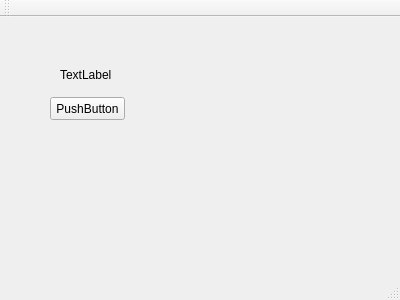
The window that mainwindow.ui (lylov/statemachinetest) describes before a commit, drawn with Qt 5.
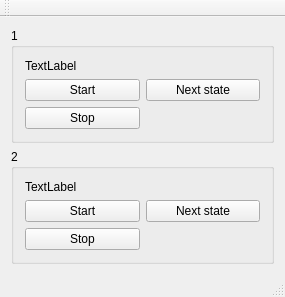
The same window after the commit.

```diff
--- a/mainwindow.ui
+++ b/mainwindow.ui
@@ -6,40 +6,90 @@
    <rect>
     <x>0</x>
     <y>0</y>
-    <width>400</width>
-    <height>300</height>
+    <width>285</width>
+    <height>285</height>
    </rect>
   </property>
   <property name="windowTitle">
    <string>MainWindow</string>
   </property>
   <widget class="QWidget" name="centralWidget">
-   <widget class="QLabel" name="label">
-    <property name="geometry">
-     <rect>
-      <x>60</x>
-      <y>50</y>
-      <width>281</width>
-      <height>16</height>
-     </rect>
-    </property>
-    <property name="text">
-     <string>TextLabel</string>
-    </property>
-   </widget>
-   <widget class="QPushButton" name="pushButton">
-    <property name="geometry">
-     <rect>
-      <x>50</x>
-      <y>80</y>
-      <width>75</width>
-      <height>23</height>
-     </rect>
-    </property>
-    <property name="text">
-     <string>PushButton</string>
-    </property>
-   </widget>
+   <layout class="QVBoxLayout" name="verticalLayout">
+    <item>
+     <widget class="QGroupBox" name="groupBox">
+      <property name="title">
+       <string>1</string>
+      </property>
+      <layout class="QGridLayout" name="gridLayout">
+       <item row="0" column="0" colspan="2">
+        <widget class="QLabel" name="labelR1">
+         <property name="text">
+          <string>TextLabel</string>
+         </property>
+        </widget>
+       </item>
+       <item row="1" column="0">
+        <widget class="QPushButton" name="pushButtonStartR1">
+         <property name="text">
+          <string>Start</string>
+         </property>
+        </widget>
+       </item>
+       <item row="1" column="1">
+        <widget class="QPushButton" name="pushButtonNextStateR1">
+         <property name="text">
+          <string>Next state</string>
+         </property>
+        </widget>
+       </item>
+       <item row="2" column="0">
+        <widget class="QPushButton" name="pushButtonStopR1">
+         <property name="text">
+          <string>Stop</string>
+         </property>
+        </widget>
+       </item>
+      </layout>
+     </widget>
+    </item>
+    <item>
+     <widget class="QGroupBox" name="groupBox_2">
+      <property name="title">
+       <string>2</string>
+      </property>
+      <layout class="QGridLayout" name="gridLayout_2">
+       <item row="0" column="0">
+        <widget class="QLabel" name="labelR2">
+         <property name="text">
+          <string>TextLabel</string>
+         </property>
+        </widget>
+       </item>
+       <item row="1" column="0">
+        <widget class="QPushButton" name="pushButtonStartR2">
+         <property name="text">
+          <string>Start</string>
+         </property>
+        </widget>
+       </item>
+       <item row="1" column="1">
+        <widget class="QPushButton" name="pushButtonNextStateR2">
+         <property name="text">
+          <string>Next state</string>
+         </property>
+        </widget>
+       </item>
+       <item row="2" column="0">
+        <widget class="QPushButton" name="pushButtonStopR2">
+         <property name="text">
+          <string>Stop</string>
+         </property>
+        </widget>
+       </item>
+      </layout>
+     </widget>
+    </item>
+   </layout>
   </widget>
   <widget class="QMenuBar" name="menuBar">
    <property name="geometry">
```
Left out of the diff: 2 changed lines with no effect on the pictures.
